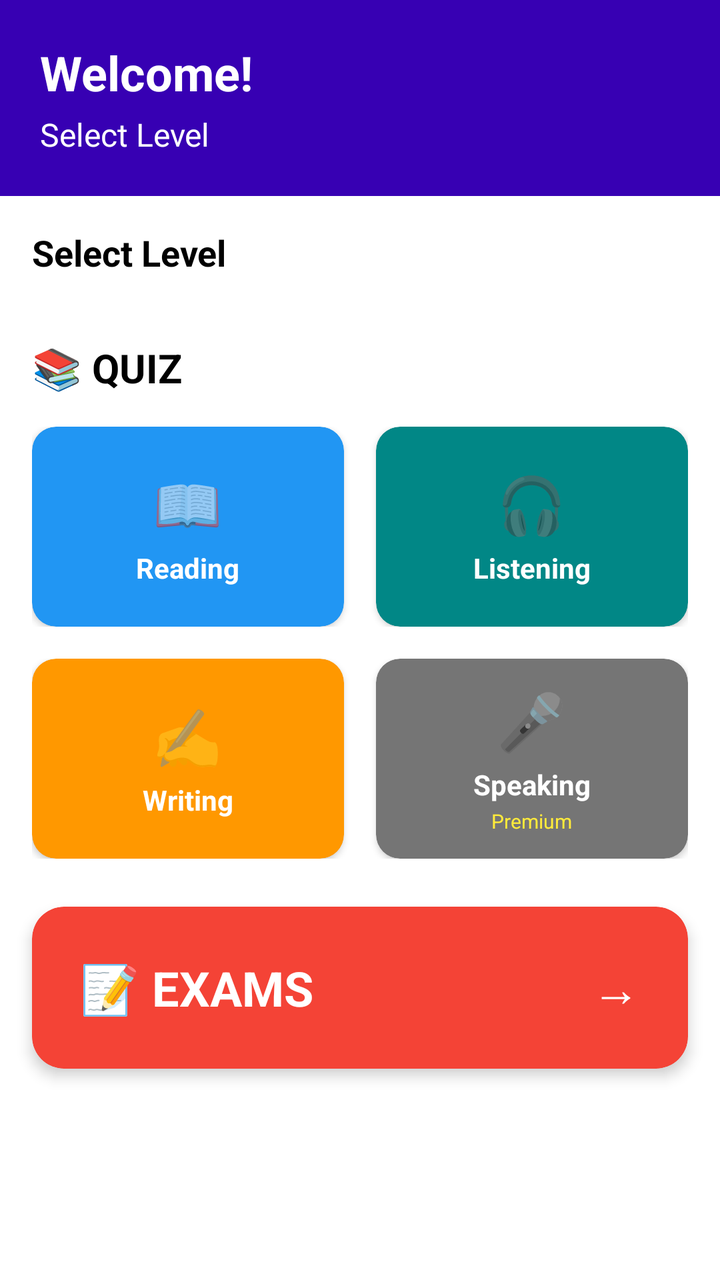
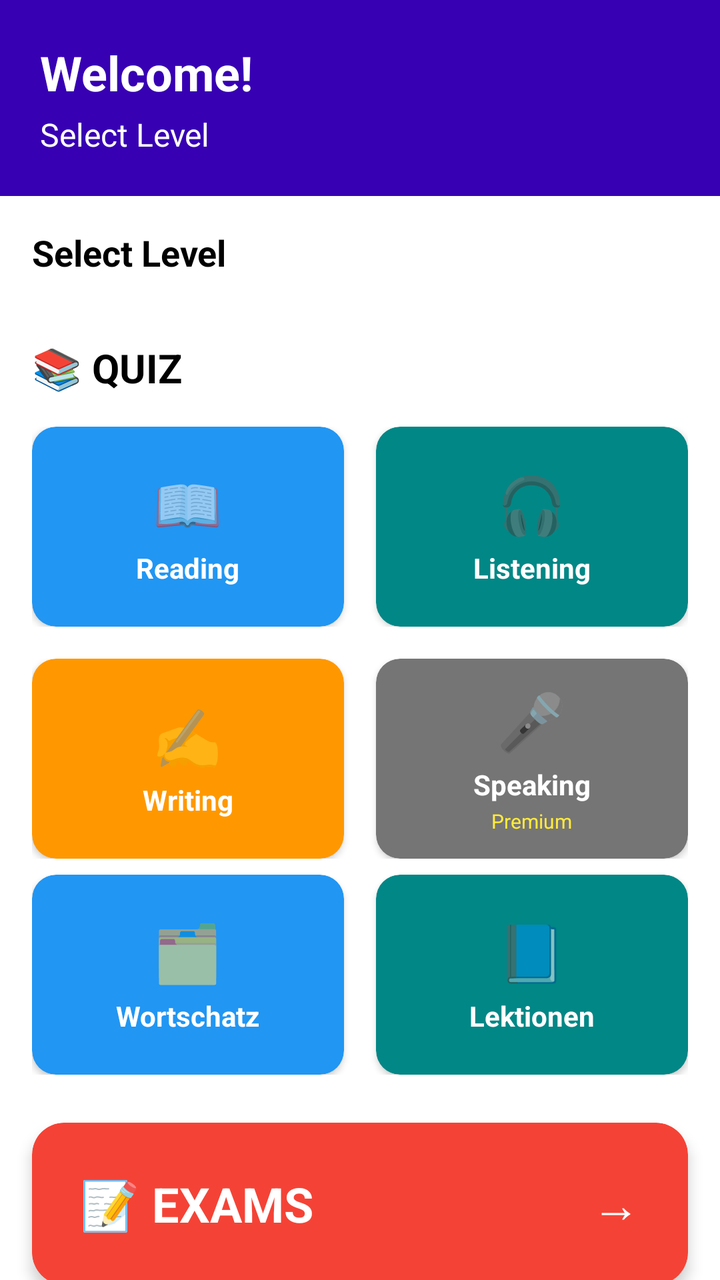

An Android layout rendered at two revisions. The XML below is the earlier revision; the diff shows what the commit changed to produce the second picture.
<!-- AndroidManifest.xml: application theme Theme.B2DeutschApp -->
<!-- res/layout/fragment_home.xml -->
<?xml version="1.0" encoding="utf-8"?>
<androidx.core.widget.NestedScrollView
    xmlns:android="http://schemas.android.com/apk/res/android"
    xmlns:app="http://schemas.android.com/apk/res-auto"
    android:layout_width="match_parent"
    android:layout_height="match_parent"
    android:fillViewport="true"
    android:background="@color/white">

    <LinearLayout
        android:layout_width="match_parent"
        android:layout_height="wrap_content"
        android:orientation="vertical">

        
        <LinearLayout
            android:id="@+id/header"
            android:layout_width="match_parent"
            android:layout_height="wrap_content"
            android:orientation="vertical"
            android:padding="20dp"
            android:background="@color/purple_700">

            <TextView
                android:id="@+id/tvWelcome"
                android:layout_width="wrap_content"
                android:layout_height="wrap_content"
                android:text="Welcome!"
                android:textSize="24sp"
                android:textStyle="bold"
                android:textColor="@color/white" />

            <TextView
                android:id="@+id/tvCurrentLevel"
                android:layout_width="wrap_content"
                android:layout_height="wrap_content"
                android:text="Select Level"
                android:textSize="16sp"
                android:textColor="@color/white"
                android:layout_marginTop="4dp" />
        </LinearLayout>

        
        <TextView
            android:id="@+id/tvLevelsLabel"
            android:layout_width="wrap_content"
            android:layout_height="wrap_content"
            android:text="Select Level"
            android:textSize="18sp"
            android:textStyle="bold"
            android:textColor="@color/black"
            android:paddingHorizontal="16dp"
            android:paddingTop="16dp" />

        
        <androidx.recyclerview.widget.RecyclerView
            android:id="@+id/rvLevels"
            android:layout_width="match_parent"
            android:layout_height="wrap_content"
            android:padding="8dp"
            android:nestedScrollingEnabled="false"
            android:clipToPadding="false" />

        
        <TextView
            android:layout_width="wrap_content"
            android:layout_height="wrap_content"
            android:text="📚 QUIZ"
            android:textSize="20sp"
            android:textStyle="bold"
            android:textColor="@color/black"
            android:paddingHorizontal="16dp"
            android:paddingTop="16dp" />

        
        <LinearLayout
            android:layout_width="match_parent"
            android:layout_height="wrap_content"
            android:orientation="horizontal"
            android:padding="16dp">

            
            <com.google.android.material.card.MaterialCardView
                android:id="@+id/cardReading"
                android:layout_width="0dp"
                android:layout_height="100dp"
                android:layout_weight="1"
                android:layout_marginEnd="8dp"
                app:cardCornerRadius="12dp"
                app:cardElevation="2dp"
                app:cardBackgroundColor="@color/blue_500">

                <LinearLayout
                    android:layout_width="match_parent"
                    android:layout_height="match_parent"
                    android:orientation="vertical"
                    android:gravity="center"
                    android:padding="12dp">

                    <TextView
                        android:layout_width="wrap_content"
                        android:layout_height="wrap_content"
                        android:text="📖"
                        android:textSize="28sp" />

                    <TextView
                        android:layout_width="wrap_content"
                        android:layout_height="wrap_content"
                        android:text="Reading"
                        android:textSize="14sp"
                        android:textStyle="bold"
                        android:textColor="@color/white"
                        android:layout_marginTop="4dp" />
                </LinearLayout>
            </com.google.android.material.card.MaterialCardView>

            
            <com.google.android.material.card.MaterialCardView
                android:id="@+id/cardListening"
                android:layout_width="0dp"
                android:layout_height="100dp"
                android:layout_weight="1"
                android:layout_marginStart="8dp"
                app:cardCornerRadius="12dp"
                app:cardElevation="2dp"
                app:cardBackgroundColor="@color/teal_700">

                <LinearLayout
                    android:layout_width="match_parent"
                    android:layout_height="match_parent"
                    android:orientation="vertical"
                    android:gravity="center"
                    android:padding="12dp">

                    <TextView
                        android:layout_width="wrap_content"
                        android:layout_height="wrap_content"
                        android:text="🎧"
                        android:textSize="28sp" />

                    <TextView
                        android:layout_width="wrap_content"
                        android:layout_height="wrap_content"
                        android:text="Listening"
                        android:textSize="14sp"
                        android:textStyle="bold"
                        android:textColor="@color/white"
                        android:layout_marginTop="4dp" />
                </LinearLayout>
            </com.google.android.material.card.MaterialCardView>
        </LinearLayout>

        <LinearLayout
            android:layout_width="match_parent"
            android:layout_height="wrap_content"
            android:orientation="horizontal"
            android:paddingHorizontal="16dp"
            android:paddingBottom="8dp">

            
            <com.google.android.material.card.MaterialCardView
                android:id="@+id/cardWriting"
                android:layout_width="0dp"
                android:layout_height="100dp"
                android:layout_weight="1"
                android:layout_marginEnd="8dp"
                app:cardCornerRadius="12dp"
                app:cardElevation="2dp"
                app:cardBackgroundColor="@color/orange_500">

                <LinearLayout
                    android:layout_width="match_parent"
                    android:layout_height="match_parent"
                    android:orientation="vertical"
                    android:gravity="center"
                    android:padding="12dp">

                    <TextView
                        android:layout_width="wrap_content"
                        android:layout_height="wrap_content"
                        android:text="✍️"
                        android:textSize="28sp" />

                    <TextView
                        android:layout_width="wrap_content"
                        android:layout_height="wrap_content"
                        android:text="Writing"
                        android:textSize="14sp"
                        android:textStyle="bold"
                        android:textColor="@color/white"
                        android:layout_marginTop="4dp" />
                </LinearLayout>
            </com.google.android.material.card.MaterialCardView>

            
            <com.google.android.material.card.MaterialCardView
                android:id="@+id/cardSpeaking"
                android:layout_width="0dp"
                android:layout_height="100dp"
                android:layout_weight="1"
                android:layout_marginStart="8dp"
                app:cardCornerRadius="12dp"
                app:cardElevation="2dp"
                app:cardBackgroundColor="@color/gray_600">

                <LinearLayout
                    android:layout_width="match_parent"
                    android:layout_height="match_parent"
                    android:orientation="vertical"
                    android:gravity="center"
                    android:padding="12dp">

                    <TextView
                        android:layout_width="wrap_content"
                        android:layout_height="wrap_content"
                        android:text="🎤"
                        android:textSize="28sp" />

                    <TextView
                        android:layout_width="wrap_content"
                        android:layout_height="wrap_content"
                        android:text="Speaking"
                        android:textSize="14sp"
                        android:textStyle="bold"
                        android:textColor="@color/white"
                        android:layout_marginTop="4dp" />

                    <TextView
                        android:layout_width="wrap_content"
                        android:layout_height="wrap_content"
                        android:text="Premium"
                        android:textSize="10sp"
                        android:textColor="@color/yellow_300"
                        android:layout_marginTop="2dp" />
                </LinearLayout>
            </com.google.android.material.card.MaterialCardView>
        </LinearLayout>

        
        <com.google.android.material.card.MaterialCardView
            android:id="@+id/cardExams"
            android:layout_width="match_parent"
            android:layout_height="wrap_content"
            android:layout_margin="16dp"
            app:cardCornerRadius="16dp"
            app:cardElevation="4dp"
            app:cardBackgroundColor="@color/red_500">

            <LinearLayout
                android:layout_width="match_parent"
                android:layout_height="wrap_content"
                android:orientation="horizontal"
                android:padding="24dp"
                android:gravity="center_vertical">

                <TextView
                    android:layout_width="0dp"
                    android:layout_height="wrap_content"
                    android:layout_weight="1"
                    android:text="📝 EXAMS"
                    android:textSize="24sp"
                    android:textStyle="bold"
                    android:textColor="@color/white" />

                <TextView
                    android:layout_width="wrap_content"
                    android:layout_height="wrap_content"
                    android:text="→"
                    android:textSize="24sp"
                    android:textColor="@color/white" />
            </LinearLayout>
        </com.google.android.material.card.MaterialCardView>

        <ProgressBar
            android:id="@+id/progressBar"
            android:layout_width="wrap_content"
            android:layout_height="wrap_content"
            android:layout_gravity="center"
            android:visibility="gone" />

    </LinearLayout>
</androidx.core.widget.NestedScrollView>
<!-- resources referenced by this layout -->
<resources>
  <color name="black">#FF000000</color>
  <color name="blue_500">#FF2196F3</color>
  <color name="gray_600">#FF757575</color>
  <color name="orange_500">#FFFF9800</color>
  <color name="purple_700">#FF3700B3</color>
  <color name="red_500">#FFF44336</color>
  <color name="teal_700">#FF018786</color>
  <color name="white">#FFFFFFFF</color>
  <color name="yellow_300">#FFFFEB3B</color>
  <style name="Theme.B2DeutschApp" parent="Theme.MaterialComponents.DayNight.DarkActionBar">
          <item name="colorPrimary">@color/purple_500</item>
          <item name="colorPrimaryVariant">@color/purple_700</item>
          <item name="colorOnPrimary">@color/white</item>
          <item name="colorSecondary">@color/teal_200</item>
          <item name="colorSecondaryVariant">@color/teal_700</item>
          <item name="colorOnSecondary">@color/black</item>
          <item name="android:statusBarColor">@color/purple_700</item>
      </style>
  <color name="purple_500">#FF6200EE</color>
  <color name="teal_200">#FF03DAC5</color>
</resources>

<!-- the commit's change to res/layout/fragment_home.xml (unified diff, before → after) -->
@@ -236,6 +236,84 @@
             </com.google.android.material.card.MaterialCardView>
         </LinearLayout>
 
+        <LinearLayout
+            android:layout_width="match_parent"
+            android:layout_height="wrap_content"
+            android:orientation="horizontal"
+            android:paddingHorizontal="16dp"
+            android:paddingBottom="8dp">
+
+            
+            <com.google.android.material.card.MaterialCardView
+                android:id="@+id/cardVocabulary"
+                android:layout_width="0dp"
+                android:layout_height="100dp"
+                android:layout_weight="1"
+                android:layout_marginEnd="8dp"
+                app:cardCornerRadius="12dp"
+                app:cardElevation="2dp"
+                app:cardBackgroundColor="@color/blue_500">
+
+                <LinearLayout
+                    android:layout_width="match_parent"
+                    android:layout_height="match_parent"
+                    android:orientation="vertical"
+                    android:gravity="center"
+                    android:padding="12dp">
+
+                    <TextView
+                        android:layout_width="wrap_content"
+                        android:layout_height="wrap_content"
+                        android:text="🗂️"
+                        android:textSize="28sp" />
+
+                    <TextView
+                        android:layout_width="wrap_content"
+                        android:layout_height="wrap_content"
+                        android:text="Wortschatz"
+                        android:textSize="14sp"
+                        android:textStyle="bold"
+                        android:textColor="@color/white"
+                        android:layout_marginTop="4dp" />
+                </LinearLayout>
+            </com.google.android.material.card.MaterialCardView>
+
+            
+            <com.google.android.material.card.MaterialCardView
+                android:id="@+id/cardLessons"
+                android:layout_width="0dp"
+                android:layout_height="100dp"
+                android:layout_weight="1"
+                android:layout_marginStart="8dp"
+                app:cardCornerRadius="12dp"
+                app:cardElevation="2dp"
+                app:cardBackgroundColor="@color/teal_700">
+
+                <LinearLayout
+                    android:layout_width="match_parent"
+                    android:layout_height="match_parent"
+                    android:orientation="vertical"
+                    android:gravity="center"
+                    android:padding="12dp">
+
+                    <TextView
+                        android:layout_width="wrap_content"
+                        android:layout_height="wrap_content"
+                        android:text="📘"
+                        android:textSize="28sp" />
+
+                    <TextView
+                        android:layout_width="wrap_content"
+                        android:layout_height="wrap_content"
+                        android:text="Lektionen"
+                        android:textSize="14sp"
+                        android:textStyle="bold"
+                        android:textColor="@color/white"
+                        android:layout_marginTop="4dp" />
+                </LinearLayout>
+            </com.google.android.material.card.MaterialCardView>
+        </LinearLayout>
+
         
         <com.google.android.material.card.MaterialCardView
             android:id="@+id/cardExams"
